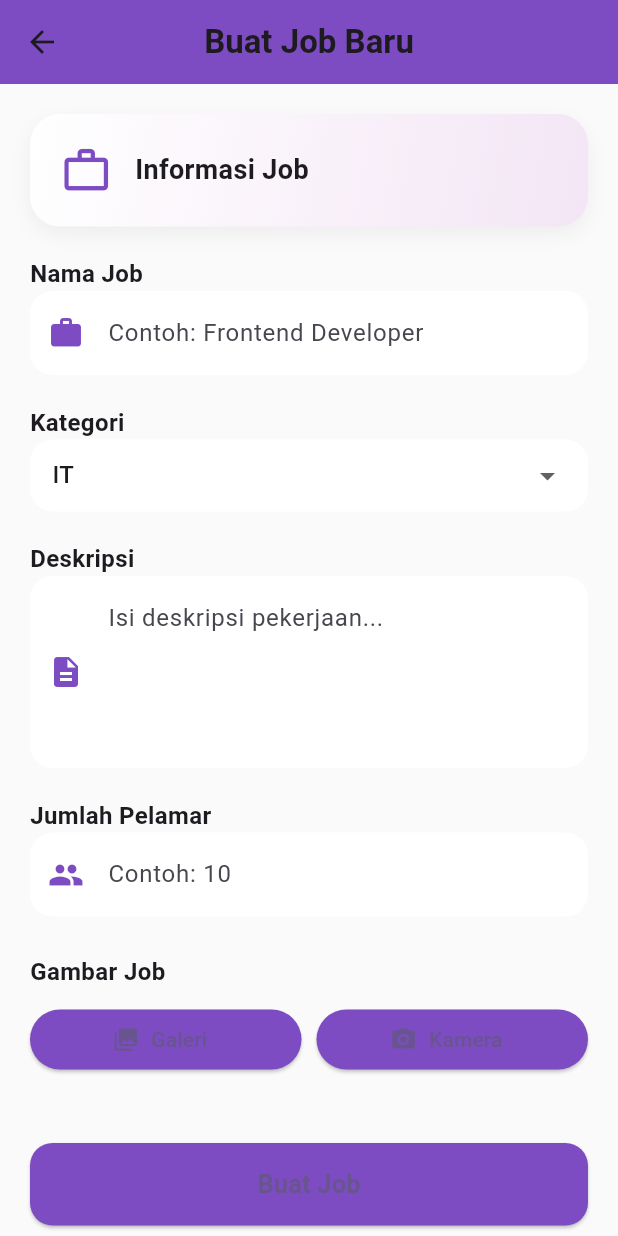
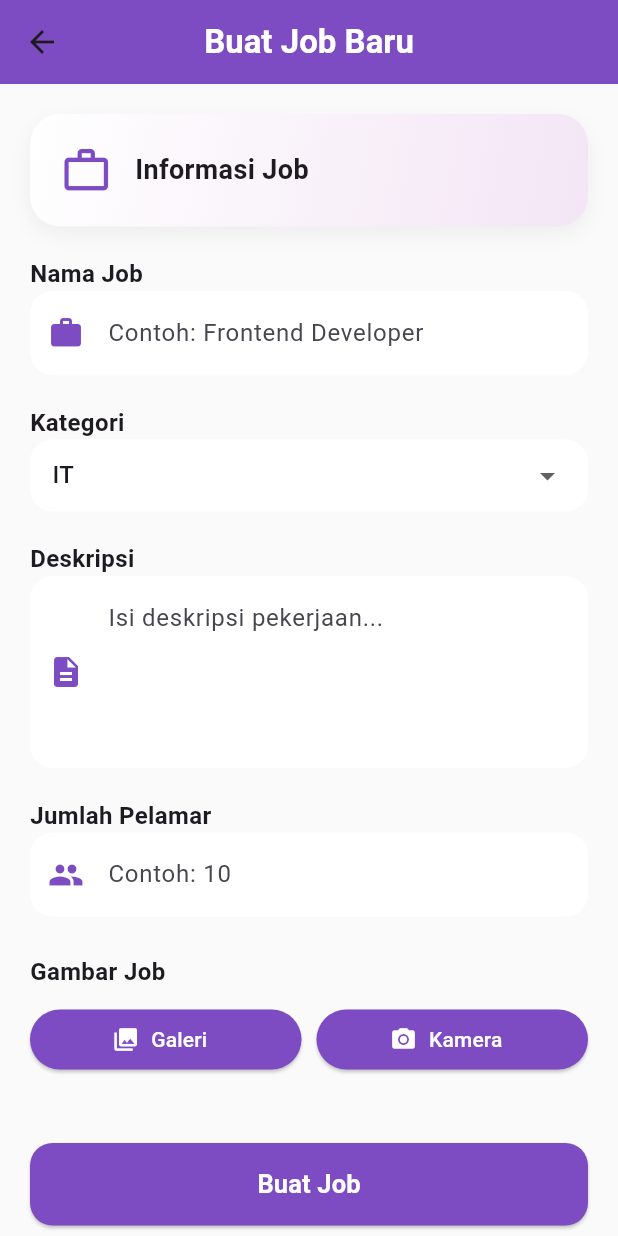
Before and after one commit to seviadwiyanti1309/project1, a Flutter app: the CreateJobPage screen opened directly, on a phone screen of 412 x 824 dp. Run offline on Flutter 3.47's test engine with Material 3 defaults, Android fonts, the phone set to English and light mode, and no system bars; our stand-ins replace flutter_secure_storage, image_picker; accounts and stored records are empty; network calls fail.

Commit message:
update warna

```diff
--- a/lib/create_job_page.dart
+++ b/lib/create_job_page.dart
@@ -181,7 +181,7 @@ class _CreateJobPageState extends State<CreateJobPage> {
       appBar: AppBar(
         elevation: 0,
         backgroundColor: const Color(0xFF7D4CC2),
-        title: const Text('Buat Job Baru', style: TextStyle(fontWeight: FontWeight.bold)),
+        title: const Text('Buat Job Baru', style: TextStyle(fontWeight: FontWeight.bold, color: Colors.white)),
         centerTitle: true,
       ),
       body: SingleChildScrollView(
@@ -316,8 +316,8 @@ class _CreateJobPageState extends State<CreateJobPage> {
         Expanded(
           child: ElevatedButton.icon(
             onPressed: _pickImageFromGallery,
-            icon: const Icon(Icons.photo_library),
-            label: const Text('Galeri'),
+            icon: const Icon(Icons.photo_library, color: Colors.white),
+            label: const Text('Galeri', style: TextStyle(color: Colors.white)),
             style: ElevatedButton.styleFrom(backgroundColor: const Color(0xFF7D4CC2)),
           ),
         ),
@@ -325,8 +325,8 @@ class _CreateJobPageState extends State<CreateJobPage> {
         Expanded(
           child: ElevatedButton.icon(
             onPressed: _pickImageFromCamera,
-            icon: const Icon(Icons.camera_alt),
-            label: const Text('Kamera'),
+            icon: const Icon(Icons.camera_alt,color: Colors.white),
+            label: const Text('Kamera', style: TextStyle(color: Colors.white)),
             style: ElevatedButton.styleFrom(backgroundColor: const Color(0xFF7D4CC2)),
           ),
         ),
@@ -374,7 +374,7 @@ class _CreateJobPageState extends State<CreateJobPage> {
         ),
         child: _isLoading
             ? const CircularProgressIndicator(color: Colors.white)
-            : const Text('Buat Job', style: TextStyle(fontSize: 17, fontWeight: FontWeight.bold)),
+            : const Text('Buat Job', style: TextStyle(fontSize: 17, fontWeight: FontWeight.bold, color: Colors.white)),
       ),
     );
   }
```
